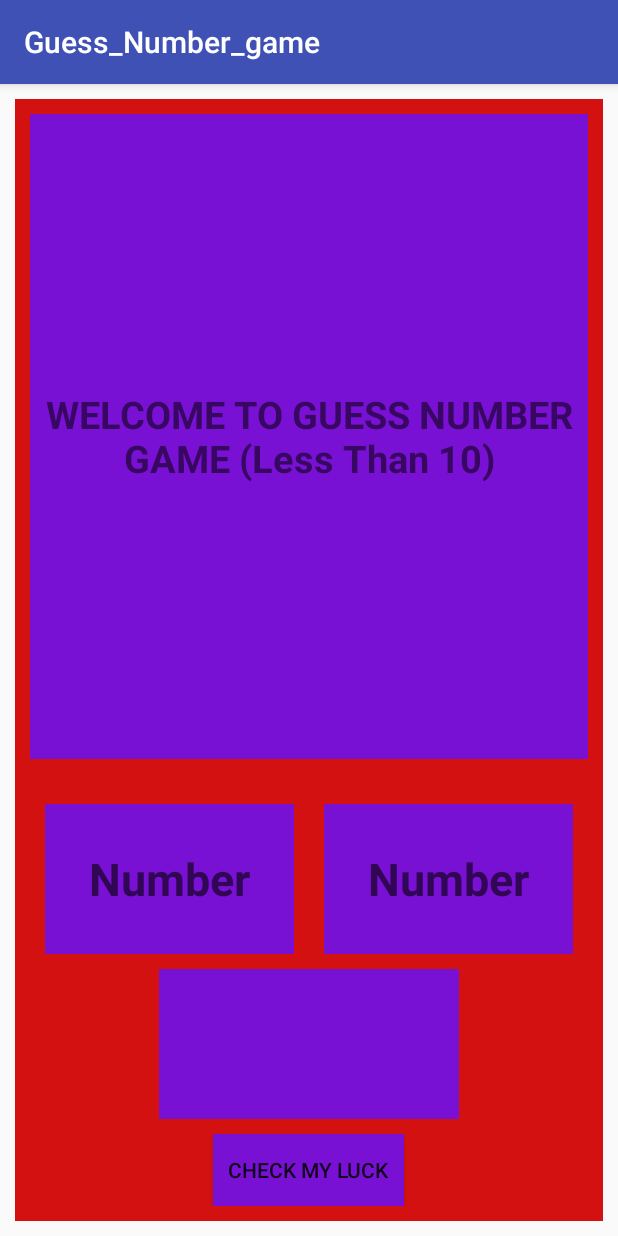
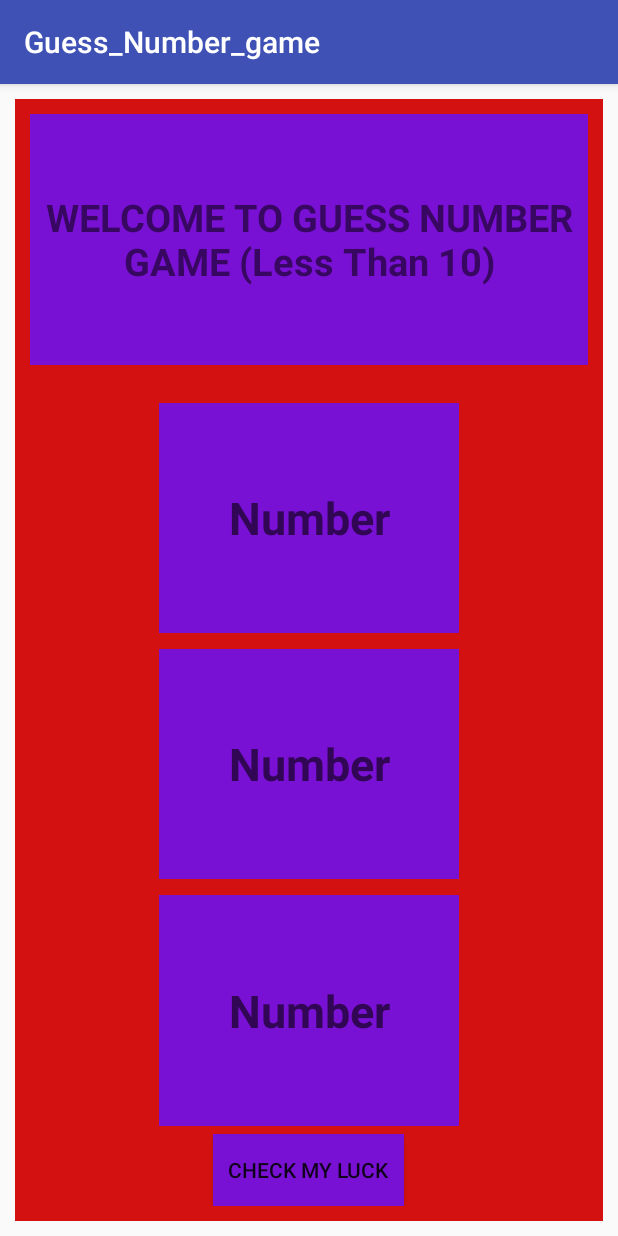
Before and after one commit to zellur/Guess_A_Number_Game, an Android app: the screen it shows after launch (MainActivity), on a phone screen of 412 x 824 dp. Run offline under Robolectric (Android 15) with nearby library versions, the phone set to English and light mode, and no system bars.

Commit message:
again try

```diff
--- a/app/src/main/java/com/hfad/guess_number_game/BlankFragment.java
+++ b/app/src/main/java/com/hfad/guess_number_game/BlankFragment.java
@@ -21,11 +21,9 @@ import android.widget.Toast;
 public class BlankFragment extends Fragment {
 
     private EditText input;
-    private TextView result;
+    private EditText result;
     private Button luck;
     private EditText inputTwo;
-    private String et;
-    private String etTwo;
     private SendNumber resultShow;
 
     public BlankFragment() {
@@ -52,34 +50,24 @@ public class BlankFragment extends Fragment {
         inputTwo=v.findViewById(R.id.numbertwo);
         result = v.findViewById(R.id.result);
         luck = v.findViewById(R.id.button);
-         et = input.getText().toString();
-         etTwo = inputTwo.getText().toString();
-
-         if(et.equals("")){
-
-             et = "0";
-         }
-         if(etTwo.equals("")){
-
-             etTwo = "0";
-         }
 
 
         luck.setOnClickListener(new View.OnClickListener() {
             @Override
             public void onClick(View v) {
                 int resultNum = (int) (Math.random() * 10);
-                result.setText(String.valueOf(resultNum));
-                int rr = Integer.parseInt(result.getText().toString());
-                resultShow.getNum(rr);
-
+                resultShow.getNum(resultNum);
                 input.setText("");
                 inputTwo.setText("");
+                result.setText("");
 
 
             }
         });
+
+
        return v;
+
     }
 
     public interface SendNumber{
@@ -88,5 +76,4 @@ public class BlankFragment extends Fragment {
     }
 
 
-
 }
--- a/app/src/main/res/layout/fragment_blank.xml
+++ b/app/src/main/res/layout/fragment_blank.xml
@@ -22,56 +22,47 @@
         android:text="WELCOME TO GUESS NUMBER GAME
 (Less Than 10)"/>
 
-    <LinearLayout
-        android:layout_width="match_parent"
-        android:layout_height="wrap_content"
-        android:orientation="horizontal">
-
 
         <EditText
             android:id="@+id/number"
-            android:layout_margin="10dp"
+            android:layout_margin="5dp"
             android:layout_width="200dp"
-            android:layout_height="100dp"
+            android:layout_height="50dp"
             android:gravity="center"
             android:textSize="30dp"
             android:textStyle="bold"
             android:inputType="number"
             android:hint="Number"
             android:layout_weight="1"
-            android:background="#7911d4"
-            />
+            android:background="#7911d4" />
 
         <EditText
             android:id="@+id/numbertwo"
-            android:layout_margin="10dp"
+            android:layout_margin="5dp"
             android:layout_width="200dp"
-            android:layout_height="100dp"
+            android:layout_height="50dp"
             android:gravity="center"
             android:textSize="30dp"
             android:textStyle="bold"
             android:inputType="number"
             android:hint="Number"
             android:layout_weight="1"
-            android:background="#7911d4"
-            />
+            android:background="#7911d4" />
 
 
 
-    </LinearLayout>
-
-
-
-
-    <TextView
+    <EditText
         android:id="@+id/result"
         android:layout_width="200dp"
-        android:layout_height="100dp"
-        android:layout_marginBottom="10dp"
+        android:layout_height="50dp"
+        android:layout_margin="5dp"
         android:background="#7911d4"
         android:textSize="30dp"
         android:textStyle="bold"
+        android:hint="Number"
         android:gravity="center"
+        android:layout_weight="1"
+        android:inputType="number"
         android:textColor="#151415" />
 
     <Button
--- a/app/src/main/res/layout/fragment_blank_fragment2.xml
+++ b/app/src/main/res/layout/fragment_blank_fragment2.xml
@@ -9,7 +9,7 @@
     <TextView
         android:layout_width="match_parent"
         android:layout_height="wrap_content"
-        android:text=" YOU WON $100000"
+        android:text="WON $100000"
         android:textStyle="bold"
         android:gravity="center"
         android:background="#447f0de4"
```
